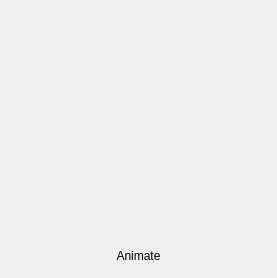
First picture: the form in svImg/src/gui/dialog.ui, repository tyw66/CGToy, before the edit.
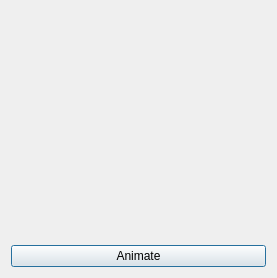
Second picture: the form after the edit.

What changed in the file:
```diff
--- a/svImg/src/gui/dialog.ui
+++ b/svImg/src/gui/dialog.ui
@@ -32,9 +32,6 @@
      <property name="text">
       <string>Animate</string>
      </property>
-     <property name="flat">
-      <bool>true</bool>
-     </property>
     </widget>
    </item>
   </layout>
```
